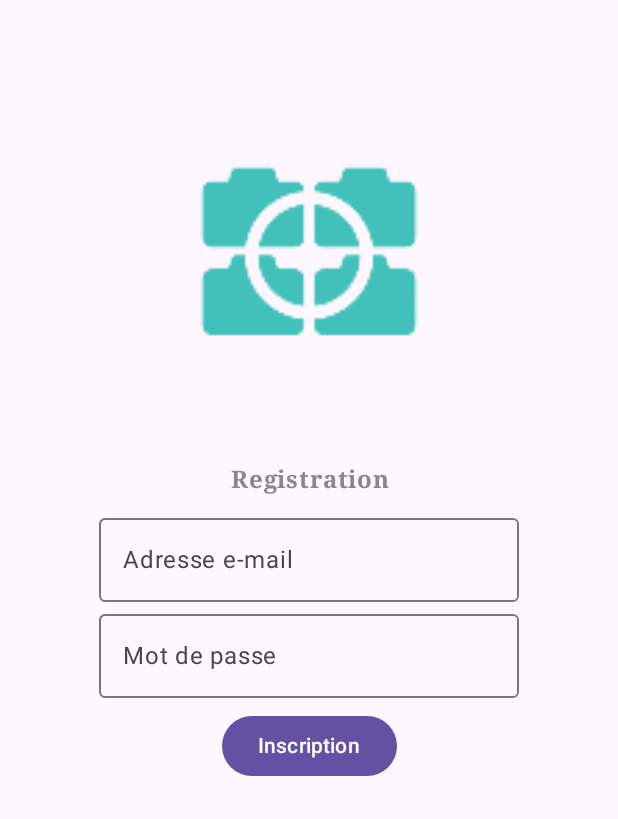
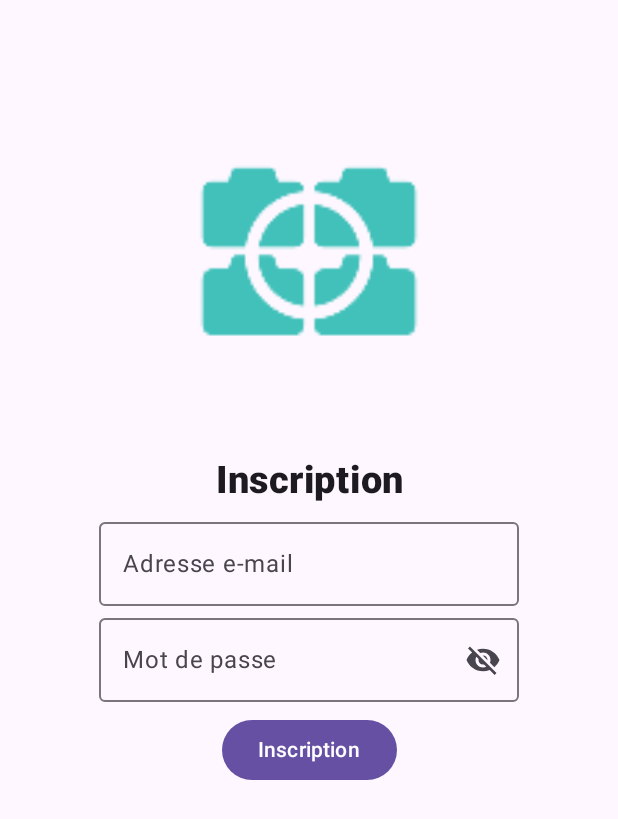
Before and after one commit to LucasLaho/PicLyt, an Android app built with Jetpack Compose: the screen it shows after launch (MainActivity), after a tap on "Pas encore de compte ? Inscris-toi !", on a phone screen of 412 x 824 dp. Shown: the top 819 px of the screen. Run offline under Robolectric (Android 15) with nearby library versions, the phone set to English and light mode, and no system bars; our stand-ins replace Firebase (no records; nobody signed in at launch, a user with empty details on screens opened directly).

Commit message:
fixes connection and registration screen

```diff
--- a/app/build.gradle.kts
+++ b/app/build.gradle.kts
@@ -61,6 +61,7 @@ dependencies {
     implementation("androidx.compose.ui:ui-graphics")
     implementation("androidx.compose.ui:ui-tooling-preview")
     implementation("androidx.compose.material3:material3")
+    implementation("androidx.compose.material:material-icons-extended:1.3.1")
     implementation("androidx.navigation:navigation-compose:2.7.5")
     implementation("com.google.firebase:firebase-auth:22.3.0")
     implementation("com.google.firebase:firebase-auth-ktx:22.3.0")
--- a/app/src/main/java/com/example/piclyt/fireBaseUtils/Registration.kt
+++ b/app/src/main/java/com/example/piclyt/fireBaseUtils/Registration.kt
@@ -21,9 +21,11 @@ fun Registration(navController: NavController, context: Context, auth: FirebaseA
                         popUpTo("connection") { inclusive = true }
                     }
                 }
-
+                else if (passwordText.length<6) {
+                    Toast.makeText(context, "Échec de l'inscription ! Mot de passe de 6 caractères minimum", Toast.LENGTH_SHORT).show()
+                }
                 else { // En cas d'erreur, affichage d'une pop-up
-                    Toast.makeText(context, "Echec de l'inscription ! Veuillez réessayer", Toast.LENGTH_SHORT).show()
+                    Toast.makeText(context, "Échec de l'inscription ! Veuillez réessayer", Toast.LENGTH_SHORT).show()
                 }
         }
     }
--- a/app/src/main/java/com/example/piclyt/pages/connectionPages/ConnectionScreen.kt
+++ b/app/src/main/java/com/example/piclyt/pages/connectionPages/ConnectionScreen.kt
@@ -26,6 +26,7 @@ import com.example.piclyt.R
 import com.example.piclyt.fireBaseUtils.Connection
 import com.example.piclyt.ui.theme.PicLytTheme
 import com.example.piclyt.utils.CreateLogo
+import com.example.piclyt.utils.CreatePasswordTextField
 import com.example.piclyt.utils.CreateTextField
 import com.example.piclyt.utils.createHeaderText
 import com.google.firebase.auth.FirebaseAuth
@@ -55,7 +56,7 @@ fun ConnectionScreen(navController: NavController, context: Context, auth: Fireb
                 label = "Adresse e-mail",
                 onValueChange = { emailText = it },
             ) // Champ de saisie de l'adresse email
-            CreateTextField(
+            CreatePasswordTextField(
                 label = "Mot de passe",
                 onValueChange = { passwordText = it },
             ) // Champ de saisie du mot de passe
--- a/app/src/main/java/com/example/piclyt/pages/connectionPages/RegistrationScreen.kt
+++ b/app/src/main/java/com/example/piclyt/pages/connectionPages/RegistrationScreen.kt
@@ -26,6 +26,7 @@ import com.example.piclyt.R
 import com.example.piclyt.fireBaseUtils.Registration
 import com.example.piclyt.ui.theme.PicLytTheme
 import com.example.piclyt.utils.CreateLogo
+import com.example.piclyt.utils.CreatePasswordTextField
 import com.example.piclyt.utils.CreateTextField
 import com.example.piclyt.utils.createHeaderText
 import com.google.firebase.auth.FirebaseAuth
@@ -48,14 +49,14 @@ fun RegistrationScreen(navController: NavController, context: Context, auth: Fir
             modifier = Modifier.padding(16.dp)
         ) {
 
-            createHeaderText("Registration") // Affichage du titre de la page
+            createHeaderText("Inscription") // Affichage du titre de la page
             var emailText by rememberSaveable { mutableStateOf("") }
             var passwordText by rememberSaveable { mutableStateOf("") }
             CreateTextField(
                 label = "Adresse e-mail",
                 onValueChange = { emailText = it },
             ) // Champ pour saisir l'adresse email
-            CreateTextField(
+            CreatePasswordTextField(
                 label = "Mot de passe",
                 onValueChange = { passwordText = it },
             ) // Champ pour saisir le mot de passe
--- a/app/src/main/java/com/example/piclyt/utils/Components.kt
+++ b/app/src/main/java/com/example/piclyt/utils/Components.kt
@@ -18,12 +18,15 @@ import android.content.Context
 import androidx.compose.foundation.background
 import androidx.compose.foundation.layout.fillMaxWidth
 import androidx.compose.foundation.layout.padding
+import androidx.compose.foundation.text.KeyboardOptions
 import androidx.compose.material.icons.Icons
 import androidx.compose.material.icons.filled.Add
 import androidx.compose.material.icons.filled.Create
 import androidx.compose.material.icons.filled.Home
 import androidx.compose.material.icons.filled.Person
 import androidx.compose.material.icons.filled.ShoppingCart
+import androidx.compose.material.icons.filled.Visibility
+import androidx.compose.material.icons.filled.VisibilityOff
 import androidx.compose.material.icons.outlined.Add
 import androidx.compose.material.icons.outlined.Create
 import androidx.compose.material.icons.outlined.Home
@@ -32,6 +35,7 @@ import androidx.compose.material.icons.outlined.ShoppingCart
 import androidx.compose.material3.Badge
 import androidx.compose.material3.BadgedBox
 import androidx.compose.material3.Icon
+import androidx.compose.material3.IconButton
 import androidx.compose.material3.NavigationBar
 import androidx.compose.material3.NavigationBarItem
 import androidx.compose.material3.Scaffold
@@ -40,6 +44,9 @@ import androidx.compose.ui.graphics.Color
 import androidx.compose.ui.graphics.vector.ImageVector
 import androidx.compose.ui.text.font.FontFamily
 import androidx.compose.ui.text.font.FontWeight
+import androidx.compose.ui.text.input.KeyboardType
+import androidx.compose.ui.text.input.PasswordVisualTransformation
+import androidx.compose.ui.text.input.VisualTransformation
 import androidx.compose.ui.text.style.TextAlign
 import androidx.compose.ui.unit.sp
 import androidx.navigation.NavController
@@ -59,7 +66,47 @@ fun CreateTextField(label: String, onValueChange: (String) -> Unit) {
             text = it
             onValueChange(it)
         },
+        singleLine = true,
         label = { Text(label) },
+    )
+}
+
+@OptIn(ExperimentalMaterial3Api::class)
+@Composable
+fun CreatePasswordTextField(label: String, onValueChange: (String) -> Unit) {
+    var text by rememberSaveable { mutableStateOf("") }
+    var showText by rememberSaveable { mutableStateOf(value = false) }
+    OutlinedTextField(
+        value = text,
+        onValueChange = {
+            text = it
+            onValueChange(it)
+        },
+        singleLine = true,
+        label = { Text(label) },
+        visualTransformation = if (showText) {
+            VisualTransformation.None
+        } else {
+            PasswordVisualTransformation()
+        },
+        trailingIcon = {
+            if (showText) {
+                IconButton(onClick = { showText = false }) {
+                    Icon(
+                        imageVector = Icons.Filled.Visibility,
+                        contentDescription = "hide_text"
+                    )
+                }
+            } else {
+                IconButton(onClick = { showText = true }) {
+                    Icon(
+                        imageVector = Icons.Filled.VisibilityOff,
+                        contentDescription = "hide_text"
+                    )
+                }
+            }
+        },
+        keyboardOptions = KeyboardOptions(keyboardType = KeyboardType.Password),
     )
 }
 
@@ -82,11 +129,9 @@ fun createHeaderText(text: String){
         textAlign = TextAlign.Center,
         modifier = Modifier
             .fillMaxWidth()
-            .background(Color.Transparent)
             .padding(5.dp),
+        fontSize = 25.sp,
         fontWeight = FontWeight.ExtraBold,
-        fontFamily = FontFamily.Serif,
-        color = Color.Gray
     )
 }
 
```
